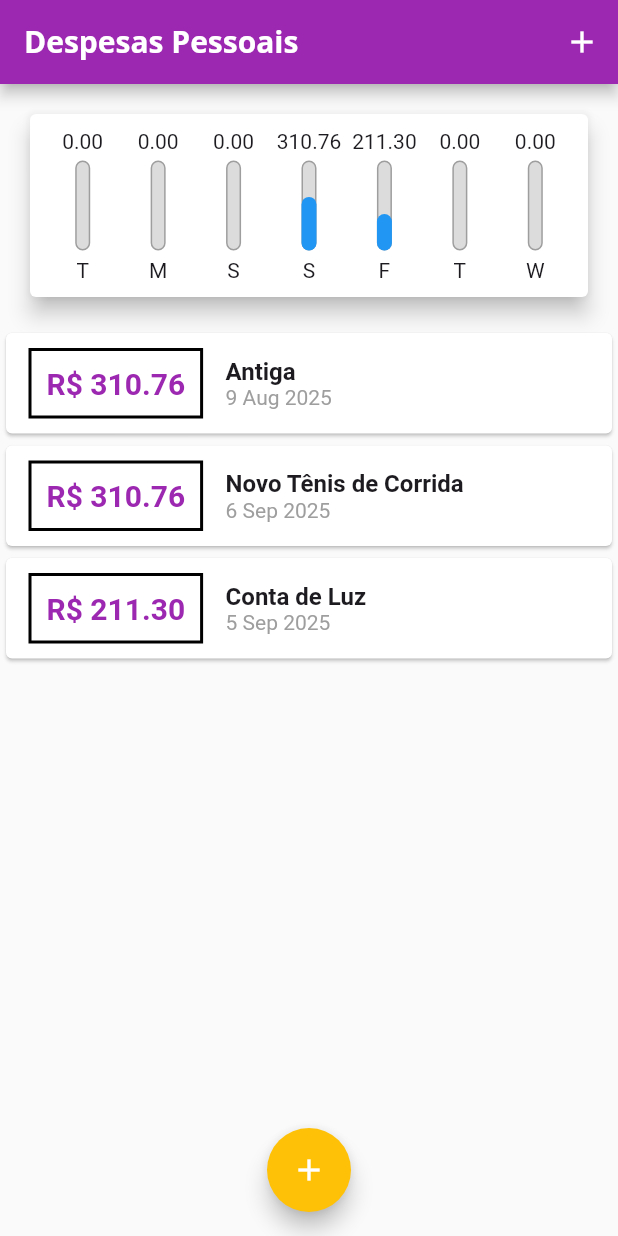
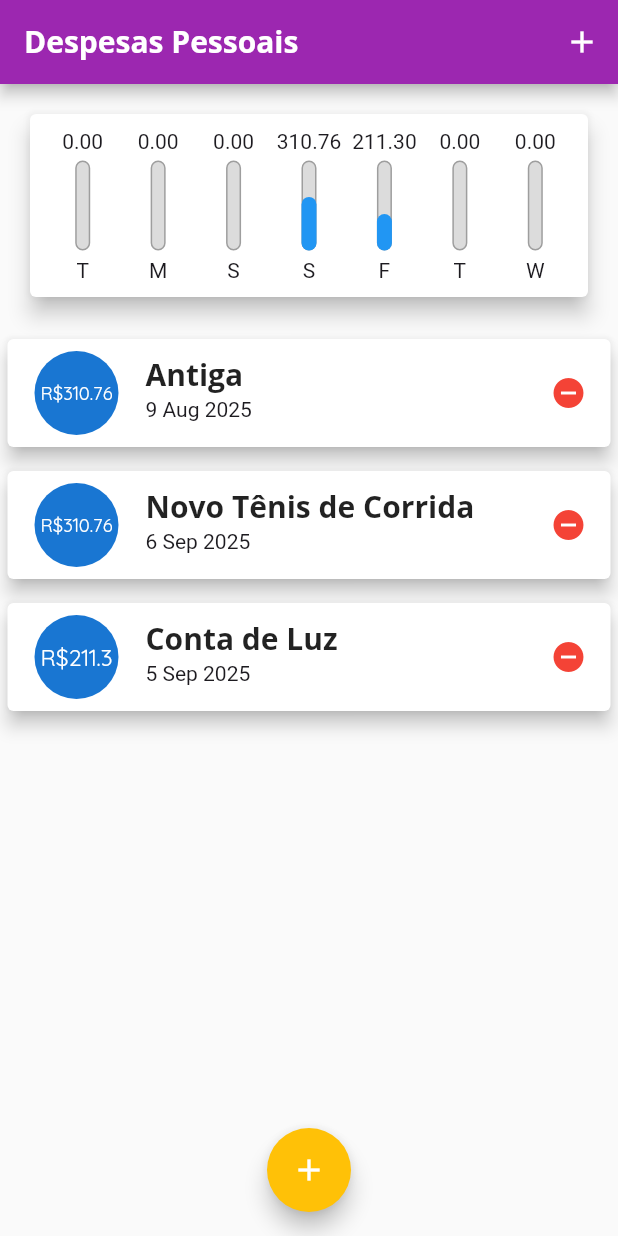
Before and after one commit to hayltonssantos/expensesApp, a Flutter app: the screen it shows after launch, on a phone screen of 412 x 824 dp. Run offline on Flutter 3.47's test engine with Material 3 defaults, Android fonts, the phone set to English and light mode, and no system bars.

Commit message:
128 mudando do card para o listtile e envolver com card

```diff
--- a/lib/components/transaction_list.dart
+++ b/lib/components/transaction_list.dart
@@ -30,43 +30,38 @@ class TransactionList extends StatelessWidget {
         itemBuilder: (ctx, index) { //constroi a lista conforme a necessidade
           final tr = transaction[index];
           return Card(
-            child: Row(
-              children: <Widget>[
-                Container(
-                  margin: EdgeInsets.symmetric(horizontal: 15, vertical: 10),
-                  decoration: BoxDecoration(
-                    border: Border.all(color: Colors.black, width: 2),
-                  ),
-                  padding: EdgeInsets.all(10),
-                  child: Text(
-                    'R\$ ${tr.value.toStringAsFixed(2)}',
-                    style: TextStyle(
-                      fontWeight: FontWeight.bold,
-                      fontSize: 20,
-                      color: Colors.purple,
+            elevation: 5,
+            margin: EdgeInsets.symmetric(
+              vertical: 8,
+              horizontal: 5
+            ),
+            child: ListTile(
+              leading: CircleAvatar(
+                radius: 30,
+                child: Padding(
+                  padding: const EdgeInsets.all(6),
+                  child: FittedBox(
+                    child: Text('R\$${tr.value}')
                     ),
-                  ),
                 ),
-                Column(
-                  crossAxisAlignment: CrossAxisAlignment.start,
-                  children: <Widget>[
-                    Text(
-                      tr.title,
-                      style: TextStyle(
-                        fontSize: 16,
-                        fontWeight: FontWeight.bold,
-                      ),
-                    ),
-                    Text(
-                      DateFormat('d MMM y').format(tr.date),
-                      style: TextStyle(color: Colors.grey[500]),
-                    ),
-                  ],
-                ),
-              ],
+              ),
+
+              title: Text(
+                tr.title,
+                style: Theme.of(context).textTheme.titleLarge,
+              ),
+              subtitle: Text(
+                DateFormat('d MMM y').format(tr.date),
+              ),
+
+              trailing: Icon(
+                Icons.remove_circle_outlined,
+                color: Colors.red,
+              ),
             ),
           );
-        },
+
+        }
       ),
     );
   }
```
